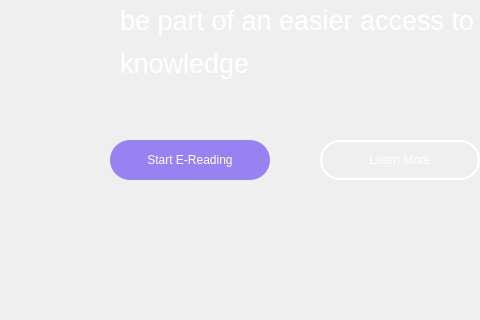
This is mainmenu.ui in codingburgas/school-project-assignment-insight as Qt 5 draws it before an edit; both pictures show x 0 to 480 and y 290 to 610 of the 1280 by 832 pixel window. The edited form follows.
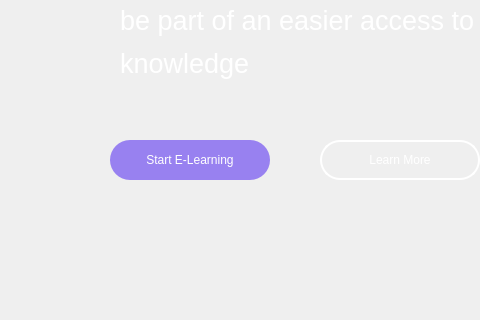
This is the edited form. Icons and pictures are not drawn.

Patch:
```diff
--- a/mainmenu.ui
+++ b/mainmenu.ui
@@ -108,7 +108,7 @@
 }</string>
     </property>
     <property name="text">
-     <string>Start E-Reading</string>
+     <string>Start E-Learning</string>
     </property>
    </widget>
    <widget class="QPushButton" name="pushButton_2">
```
